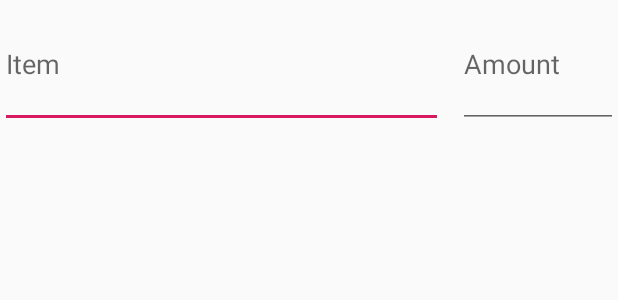
After one commit to moriyaamar/theShoplifters, an Android app: the layout frag_add_new_item_dialog.xml on its own in the app's theme, with its tools: preview values and no code run, on a phone screen of 412 x 824 dp. The commit adds this screen. Shown: the top 300 px of the screen. Run offline under Robolectric (Android 15) with nearby library versions, the phone set to English and light mode, and no system bars.

Commit message:
-Added "new item" option -Extended firebase support -Currently trying to manage the listview

```diff
--- a/app/build.gradle
+++ b/app/build.gradle
@@ -22,6 +22,7 @@ dependencies {
     implementation fileTree(dir: 'libs', include: ['*.jar'])
     implementation 'com.android.support:appcompat-v7:28.0.0'
     implementation 'com.android.support.constraint:constraint-layout:1.1.3'
+    implementation 'com.android.support:support-v4:28.0.0'
     testImplementation 'junit:junit:4.12'
     androidTestImplementation 'com.android.support.test:runner:1.0.2'
     androidTestImplementation 'com.android.support.test.espresso:espresso-core:3.0.2'
--- a/app/src/main/res/layout-land/new_list_activity.xml
+++ b/app/src/main/res/layout-land/new_list_activity.xml
@@ -4,6 +4,7 @@
     android:layout_width="match_parent"
     android:layout_height="match_parent"
     tools:context=".MainActivity"
-    android:background="@drawable/back2" >
+    android:background="@drawable/back2"
+    tools:ignore="MissingDefaultResource">
 
 </RelativeLayout>
--- a/app/src/main/res/layout/activity_main.xml
+++ b/app/src/main/res/layout/activity_main.xml
@@ -69,7 +69,7 @@
                 android:layout_alignTop="@+id/addListBtn"
                 android:layout_alignParentEnd="true"
                 android:layout_weight="6"
-                android:text="@string/add_item" />
+                android:text="@string/edit_list" />
         </LinearLayout>
     </LinearLayout>
 
--- /dev/null
+++ b/app/src/main/res/layout/frag_add_new_item_dialog.xml
@@ -0,0 +1,38 @@
+<?xml version="1.0" encoding="utf-8"?>
+<RelativeLayout xmlns:android="http://schemas.android.com/apk/res/android"
+    xmlns:tools="http://schemas.android.com/tools"
+    android:layout_width="match_parent"
+    android:layout_height="match_parent"
+    tools:context=".FragAddNewItemDialog">
+
+
+    <LinearLayout
+        android:id="@+id/linearLayout"
+        android:layout_width="match_parent"
+        android:layout_height="85dp"
+        android:layout_alignParentStart="true"
+        android:layout_alignParentTop="true"
+        android:layout_marginStart="0dp"
+        android:orientation="horizontal">
+
+        <EditText
+            android:id="@+id/newItemNameEditText"
+            android:layout_width="match_parent"
+            android:layout_height="match_parent"
+            android:layout_alignStart="@+id/linearLayout"
+            android:layout_marginRight="10dp"
+            android:layout_weight="1"
+            android:ems="10"
+            android:inputType="textPersonName"
+            android:hint="@string/new_item_name" />
+
+        <EditText
+            android:id="@+id/newItemAmountEditText"
+            android:layout_width="wrap_content"
+            android:layout_height="match_parent"
+            android:layout_weight="1"
+            android:ems="10"
+            android:inputType="number"
+            android:hint="@string/new_item_amount" />
+    </LinearLayout>
+</RelativeLayout>
--- a/app/src/main/res/values/strings.xml
+++ b/app/src/main/res/values/strings.xml
@@ -1,9 +1,16 @@
 <resources>
     <string name="app_name">iList</string>
     <string name="add_list">Add New List</string>
-    <string name="add_item">Edit Exist List</string>
+    <string name="edit_list">Edit Exist List</string>
     <string name="item_amount">Amount</string>
     <string name="item_name">Item name</string>
+    <string name="add_item">add item</string>
+    <string name="menuSettings">Settings</string>
+    <string name="new_item_name">Item</string>
+    <string name="new_item_amount">Amount</string>
+
+    <!-- TODO: Remove or change this placeholder text -->
+    <string name="hello_blank_fragment">Hello blank fragment</string>
 
 
 </resources>
```
Also changed, not shown: app/src/main/java/com/example/moriyaamar/project/FragAddNewItemDialog.java (added, +178 -0 lines), app/src/main/java/com/example/moriyaamar/project/Item.java (+17 -2 lines), app/src/main/java/com/example/moriyaamar/project/ItemAdapter.java (added, +50 -0 lines), app/src/main/java/com/example/moriyaamar/project/MainActivity.java (+5 -7 lines), app/src/main/java/com/example/moriyaamar/project/NewListActivity.java (+80 -1 lines), app/src/main/res/layout/activity_new_list.xml (+7 -1 lines), app/src/main/res/layout/row_item.xml (+4 -4 lines), app/src/main/res/menu/add_item_menu.xml (added, +11 -0 lines), app/src/main/ic_add-web.png (added), app/src/main/res/mipmap-hdpi/ic_add.png (added), app/src/main/res/mipmap-mdpi/ic_add.png (added), app/src/main/res/mipmap-xhdpi/ic_add.png (added), app/src/main/res/mipmap-xxhdpi/ic_add.png (added), app/src/main/res/mipmap-xxxhdpi/ic_add.png (added).
